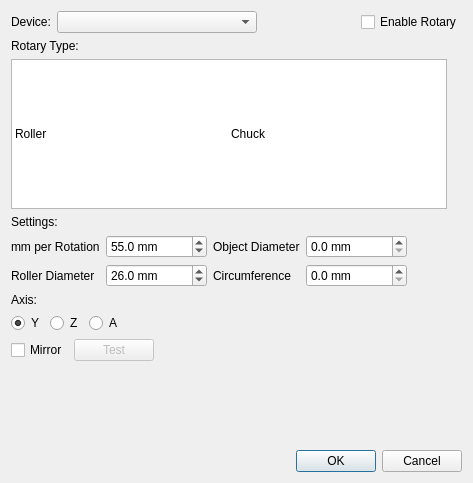
Before: the Qt Designer form src/windows/rotary_setup.ui in flux3dp/swiftray, drawn with Qt 5.
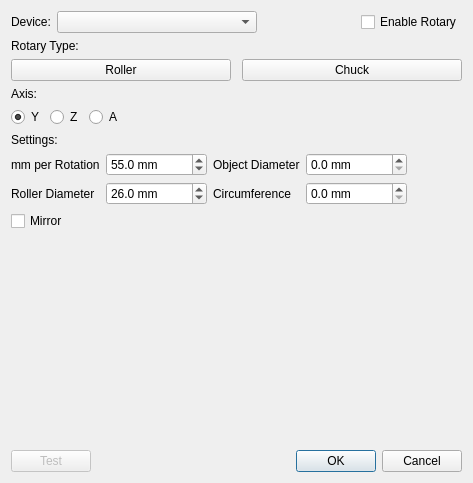
After: the same form once the commit is applied. Icons and pictures are not drawn.

The edit to the form file:
```diff
--- a/src/windows/rotary_setup.ui
+++ b/src/windows/rotary_setup.ui
@@ -55,78 +55,25 @@
     </widget>
    </item>
    <item>
-    <layout class="QHBoxLayout" name="horizontalLayout_2">
+    <layout class="QHBoxLayout" name="horizontalLayout_4">
      <item>
-      <widget class="QListWidget" name="typeList">
-       <property name="sizePolicy">
-        <sizepolicy hsizetype="Fixed" vsizetype="Fixed">
-         <horstretch>0</horstretch>
-         <verstretch>0</verstretch>
-        </sizepolicy>
+      <widget class="QPushButton" name="rollerButton">
+       <property name="text">
+        <string>Roller</string>
        </property>
-       <property name="minimumSize">
-        <size>
-         <width>436</width>
-         <height>150</height>
-        </size>
-       </property>
-       <property name="maximumSize">
-        <size>
-         <width>16777215</width>
-         <height>150</height>
-        </size>
-       </property>
-       <property name="showDropIndicator" stdset="0">
-        <bool>false</bool>
+       <property name="icon">
+        <iconset resource="../../qml.qrc">
+         <normaloff>:/resources/images/icon-rotary.png</normaloff>:/resources/images/icon-rotary.png</iconset>
        </property>
        <property name="iconSize">
         <size>
-         <width>200</width>
-         <height>140</height>
+         <width>120</width>
+         <height>120</height>
         </size>
        </property>
-       <property name="movement">
-        <enum>QListView::Static</enum>
-       </property>
-       <property name="flow">
-        <enum>QListView::LeftToRight</enum>
-       </property>
-       <property name="resizeMode">
-        <enum>QListView::Fixed</enum>
-       </property>
-       <property name="spacing">
-        <number>0</number>
-       </property>
-       <property name="gridSize">
-        <size>
-         <width>216</width>
-         <height>140</height>
-        </size>
-       </property>
-       <property name="selectionRectVisible">
+       <property name="checkable">
         <bool>true</bool>
        </property>
-       <property name="currentRow">
-        <number>-1</number>
-       </property>
-       <item>
-        <property name="text">
-         <string>Roller </string>
-        </property>
-        <property name="icon">
-         <iconset resource="../../qml.qrc">
-          <normaloff>:/resources/images/dark/icon-rotary.png</normaloff>:/resources/images/dark/icon-rotary.png</iconset>
-        </property>
-       </item>
-       <item>
-        <property name="text">
-         <string>Chuck</string>
-        </property>
-        <property name="icon">
-         <iconset resource="../../qml.qrc">
-          <normaloff>:/resources/images/dark/icon-rotary-2.png</normaloff>:/resources/images/dark/icon-rotary-2.png</iconset>
-        </property>
-       </item>
       </widget>
      </item>
      <item>
@@ -134,6 +81,86 @@
        <property name="orientation">
         <enum>Qt::Horizontal</enum>
        </property>
+       <property name="sizeType">
+        <enum>QSizePolicy::Fixed</enum>
+       </property>
+       <property name="sizeHint" stdset="0">
+        <size>
+         <width>5</width>
+         <height>20</height>
+        </size>
+       </property>
+      </spacer>
+     </item>
+     <item>
+      <widget class="QPushButton" name="chuckButton">
+       <property name="styleSheet">
+        <string notr="true"/>
+       </property>
+       <property name="text">
+        <string>Chuck</string>
+       </property>
+       <property name="icon">
+        <iconset resource="../../qml.qrc">
+         <normaloff>:/resources/images/icon-rotary-2.png</normaloff>:/resources/images/icon-rotary-2.png</iconset>
+       </property>
+       <property name="iconSize">
+        <size>
+         <width>120</width>
+         <height>120</height>
+        </size>
+       </property>
+       <property name="checkable">
+        <bool>true</bool>
+       </property>
+      </widget>
+     </item>
+    </layout>
+   </item>
+   <item>
+    <widget class="QLabel" name="label_3">
+     <property name="maximumSize">
+      <size>
+       <width>100</width>
+       <height>16777215</height>
+      </size>
+     </property>
+     <property name="text">
+      <string>Axis:</string>
+     </property>
+    </widget>
+   </item>
+   <item>
+    <layout class="QHBoxLayout" name="horizontalLayout_3">
+     <item>
+      <widget class="QRadioButton" name="YRadioButton">
+       <property name="text">
+        <string>Y</string>
+       </property>
+       <property name="checked">
+        <bool>true</bool>
+       </property>
+      </widget>
+     </item>
+     <item>
+      <widget class="QRadioButton" name="ZRadioButton">
+       <property name="text">
+        <string>Z</string>
+       </property>
+      </widget>
+     </item>
+     <item>
+      <widget class="QRadioButton" name="ARadioButton">
+       <property name="text">
+        <string>A</string>
+       </property>
+      </widget>
+     </item>
+     <item>
+      <spacer name="horizontalSpacer">
+       <property name="orientation">
+        <enum>Qt::Horizontal</enum>
+       </property>
        <property name="sizeHint" stdset="0">
         <size>
          <width>40</width>
@@ -269,60 +296,6 @@
      </item>
     </layout>
    </item>
-   <item>
-    <widget class="QLabel" name="label_3">
-     <property name="maximumSize">
-      <size>
-       <width>100</width>
-       <height>16777215</height>
-      </size>
-     </property>
-     <property name="text">
-      <string>Axis:</string>
-     </property>
-    </widget>
-   </item>
-   <item>
-    <layout class="QHBoxLayout" name="horizontalLayout_3">
-     <item>
-      <widget class="QRadioButton" name="YRadioButton">
-       <property name="text">
-        <string>Y</string>
-       </property>
-       <property name="checked">
-        <bool>true</bool>
-       </property>
-      </widget>
-     </item>
-     <item>
-      <widget class="QRadioButton" name="ZRadioButton">
-       <property name="text">
-        <string>Z</string>
-       </property>
-      </widget>
-     </item>
-     <item>
-      <widget class="QRadioButton" name="ARadioButton">
-       <property name="text">
-        <string>A</string>
-       </property>
-      </widget>
-     </item>
-     <item>
-      <spacer name="horizontalSpacer">
-       <property name="orientation">
-        <enum>Qt::Horizontal</enum>
-       </property>
-       <property name="sizeHint" stdset="0">
-        <size>
-         <width>40</width>
-         <height>20</height>
-        </size>
-       </property>
-      </spacer>
-     </item>
-    </layout>
-   </item>
    <item>
     <layout class="QHBoxLayout" name="horizontalLayout_5">
      <item>
@@ -338,28 +311,6 @@
        </property>
       </widget>
      </item>
-     <item>
-      <widget class="QPushButton" name="testBtn">
-       <property name="enabled">
-        <bool>false</bool>
-       </property>
-       <property name="minimumSize">
-        <size>
-         <width>0</width>
-         <height>0</height>
-        </size>
-       </property>
-       <property name="maximumSize">
-        <size>
-         <width>100</width>
-         <height>16777215</height>
-        </size>
-       </property>
-       <property name="text">
-        <string>Test</string>
-       </property>
-      </widget>
-     </item>
      <item>
       <spacer name="horizontalSpacer_2">
        <property name="orientation">
@@ -389,14 +340,40 @@
     </spacer>
    </item>
    <item>
-    <widget class="QDialogButtonBox" name="buttonBox">
-     <property name="orientation">
-      <enum>Qt::Horizontal</enum>
-     </property>
-     <property name="standardButtons">
-      <set>QDialogButtonBox::Cancel|QDialogButtonBox::Ok</set>
-     </property>
-    </widget>
+    <layout class="QHBoxLayout" name="horizontalLayout_2">
+     <item>
+      <widget class="QPushButton" name="testBtn">
+       <property name="enabled">
+        <bool>false</bool>
+       </property>
+       <property name="minimumSize">
+        <size>
+         <width>0</width>
+         <height>0</height>
+        </size>
+       </property>
+       <property name="maximumSize">
+        <size>
+         <width>100</width>
+         <height>16777215</height>
+        </size>
+       </property>
+       <property name="text">
+        <string>Test</string>
+       </property>
+      </widget>
+     </item>
+     <item>
+      <widget class="QDialogButtonBox" name="buttonBox">
+       <property name="orientation">
+        <enum>Qt::Horizontal</enum>
+       </property>
+       <property name="standardButtons">
+        <set>QDialogButtonBox::Cancel|QDialogButtonBox::Ok</set>
+       </property>
+      </widget>
+     </item>
+    </layout>
    </item>
   </layout>
  </widget>
```
